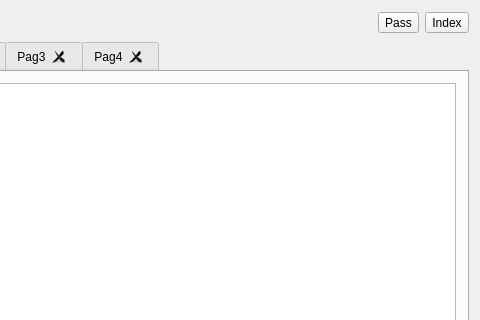
The window that gapp_gui.ui (koalakoker/ogappm) describes before a commit, drawn with Qt 5; both pictures show x 160 to 640 and y 0 to 320 of the 640 by 480 pixel window.
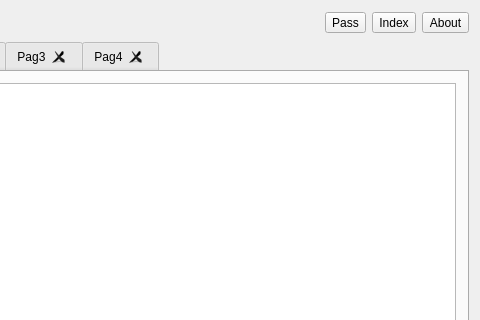
The same window after the commit. Icons and pictures are not drawn. Custom widgets are drawn as their Qt base class.

Commit message: Added about dialog

```diff
--- a/gapp_gui.ui
+++ b/gapp_gui.ui
@@ -130,6 +130,13 @@
        </property>
       </widget>
      </item>
+     <item>
+      <widget class="QToolButton" name="toolButton">
+       <property name="text">
+        <string>About</string>
+       </property>
+      </widget>
+     </item>
     </layout>
    </item>
    <item row="1" column="0">
```
The commit also changes 12 other files.
